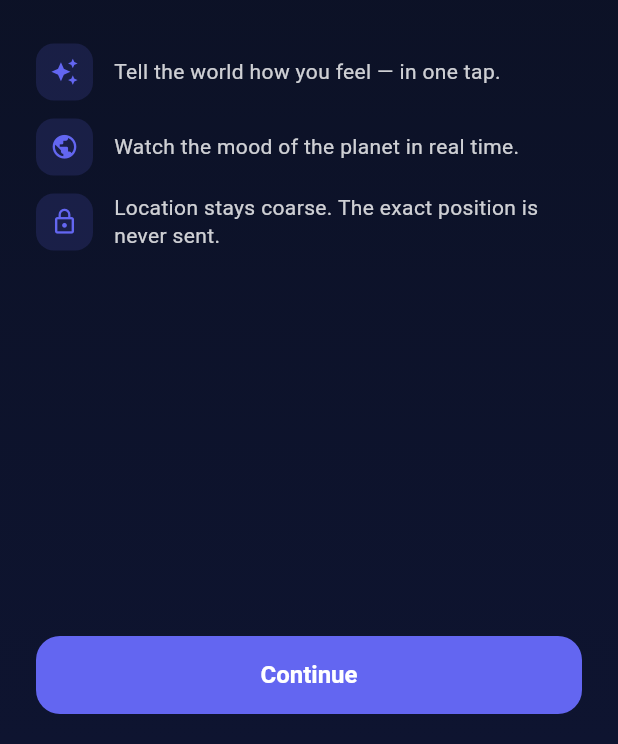
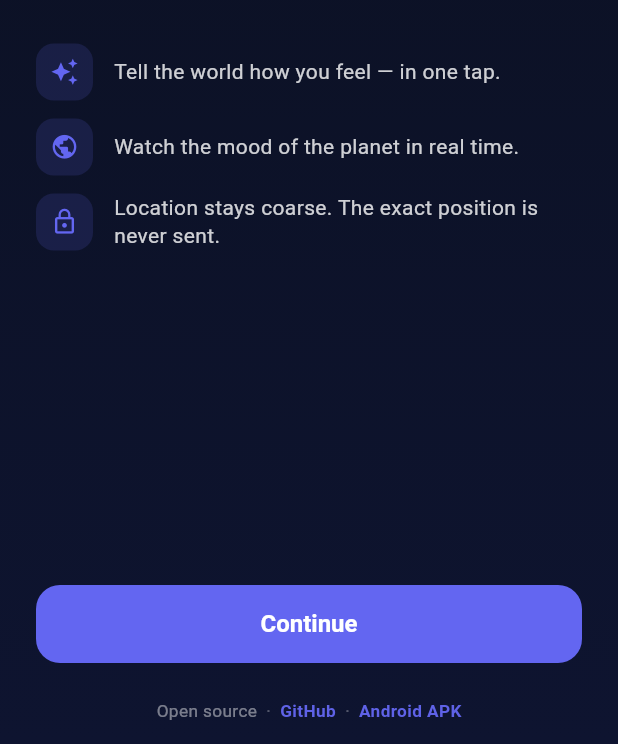
Before and after one commit to Vojta01/emosphere, a Flutter app: the screen it shows after launch, on a phone screen of 412 x 824 dp, the part 492-1236 px from its top. Run offline on Flutter 3.47's test engine with Material 3 defaults, Android fonts, the phone set to English and light mode, and no system bars; our stand-ins replace flutter_map, flutter_secure_storage, geolocator, latlong2, qr_flutter, shared_preferences; missing offline and left inert: dart_nostr, pointycastle; network calls fail.

Commit message:
feat(app): GitHub + Android APK links on onboarding and Settings (v0.5.2)
- Onboarding: slim links strip under the footer (open source | GitHub |
  Android APK) on every step, reachable right from the welcome screen.
- Settings: new Links card with GitHub, Android APK and Web (PWA).
- Shared AppLinks/openAppLink helper backed by url_launcher; https VIEW
  intent added to the Android manifest queries (Android 11+).
- Version 0.5.1+10 -> 0.5.2+11; ROADMAP updated; 2 new widget tests.

```diff
--- a/lib/core/i18n/strings.dart
+++ b/lib/core/i18n/strings.dart
@@ -499,6 +499,14 @@ class Strings {
     'onb.next': <String, String>{'cs': 'Pokračovat', 'en': 'Continue'},
     'onb.back': <String, String>{'cs': 'Zpět', 'en': 'Back'},
     'onb.finish': <String, String>{'cs': 'Dokončit', 'en': 'Finish'},
+    'links': <String, String>{'cs': 'Odkazy', 'en': 'Links'},
+    'links.openSource': <String, String>{
+      'cs': 'Open source',
+      'en': 'Open source',
+    },
+    'links.github': <String, String>{'cs': 'GitHub', 'en': 'GitHub'},
+    'links.apk': <String, String>{'cs': 'Android APK', 'en': 'Android APK'},
+    'links.web': <String, String>{'cs': 'Web (PWA)', 'en': 'Web (PWA)'},
     'onb.step1.title': <String, String>{
       'cs': 'Vítej v EmoSphere',
       'en': 'Welcome to EmoSphere',
--- a/lib/screens/onboarding_screen.dart
+++ b/lib/screens/onboarding_screen.dart
@@ -2,6 +2,7 @@ import 'package:flutter/material.dart';
 import 'package:flutter/services.dart';
 import 'package:qr_flutter/qr_flutter.dart';
 
+import '../core/app_links.dart';
 import '../core/i18n/strings.dart';
 import '../core/state/app_state.dart';
 import '../theme/app_theme.dart';
@@ -112,6 +113,7 @@ class _OnboardingScreenState extends State<OnboardingScreen> {
                 ),
               ),
               _footer(s),
+              _linksBar(s),
             ],
           ),
         ),
@@ -628,6 +630,57 @@ class _OnboardingScreenState extends State<OnboardingScreen> {
     );
   }
 
+  /// Slim strip of project links under the footer — a first-time visitor can
+  /// reach the source code and the Android build without leaving this screen.
+  Widget _linksBar(Strings s) {
+    final link = TextStyle(
+      fontSize: 11.5,
+      fontWeight: FontWeight.w700,
+      color: AppTheme.accent.withValues(alpha: 0.95),
+    );
+    final muted = TextStyle(
+      fontSize: 11.5,
+      color: Colors.white.withValues(alpha: 0.45),
+    );
+    Widget dot() => Text(
+      '·',
+      style: TextStyle(
+        fontSize: 11.5,
+        color: Colors.white.withValues(alpha: 0.3),
+      ),
+    );
+    Widget item(String keyName, String label, String url) {
+      return GestureDetector(
+        key: Key(keyName),
+        behavior: HitTestBehavior.opaque,
+        onTap: () async {
+          HapticFeedback.lightImpact();
+          await openAppLink(url);
+        },
+        child: Padding(
+          padding: const EdgeInsets.symmetric(vertical: 4),
+          child: Text(label, style: link),
+        ),
+      );
+    }
+
+    return Padding(
+      padding: const EdgeInsets.fromLTRB(20, 0, 20, 10),
+      child: Wrap(
+        alignment: WrapAlignment.center,
+        crossAxisAlignment: WrapCrossAlignment.center,
+        spacing: 6,
+        children: [
+          Text(s.tr('links.openSource'), style: muted),
+          dot(),
+          item('onb_link_github', s.tr('links.github'), AppLinks.github),
+          dot(),
+          item('onb_link_apk', s.tr('links.apk'), AppLinks.androidApk),
+        ],
+      ),
+    );
+  }
+
   Widget _footer(Strings s) {
     final canContinue = switch (_step) {
       0 => true,
--- a/pubspec.yaml
+++ b/pubspec.yaml
@@ -1,7 +1,7 @@
 name: emosphere
 description: "EmoSphere — share how you feel with the world. A global mood map built on Nostr."
 publish_to: 'none'
-version: 0.5.1+10
+version: 0.5.2+11
 
 environment:
   sdk: ^3.13.5
@@ -20,6 +20,7 @@ dependencies:
   provider: ^6.1.5
   intl: ^0.20.3
   web_socket_channel: ^3.0.3
+  url_launcher: ^6.3.3
 
 dev_dependencies:
   flutter_test:
```
Also changed, not shown: lib/core/app_links.dart (added, +35 -0 lines), lib/screens/settings_screen.dart (+72 -1 lines), pubspec.lock, 4 other files.
